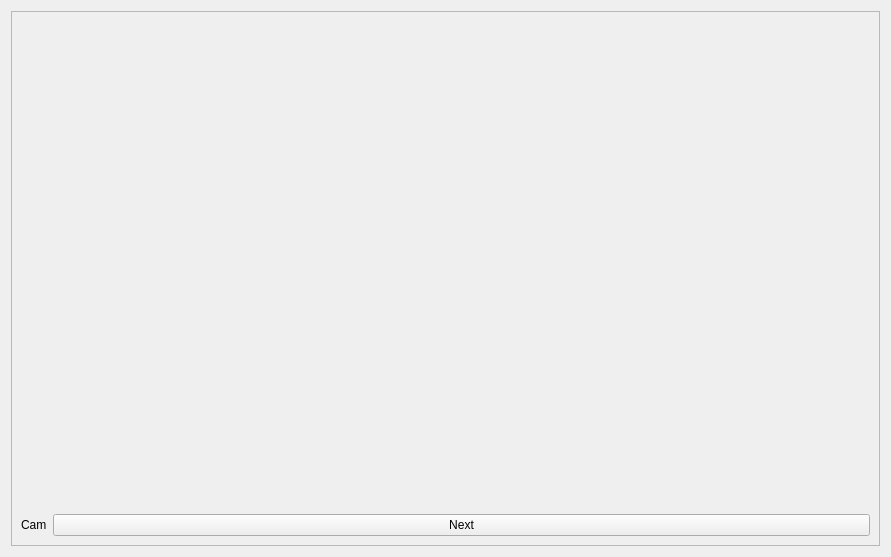
First picture: the form in generic_cv_tasks/ui/widget_stacks_manager.ui, repository stereomatchingkiss/show_cases, before the edit.
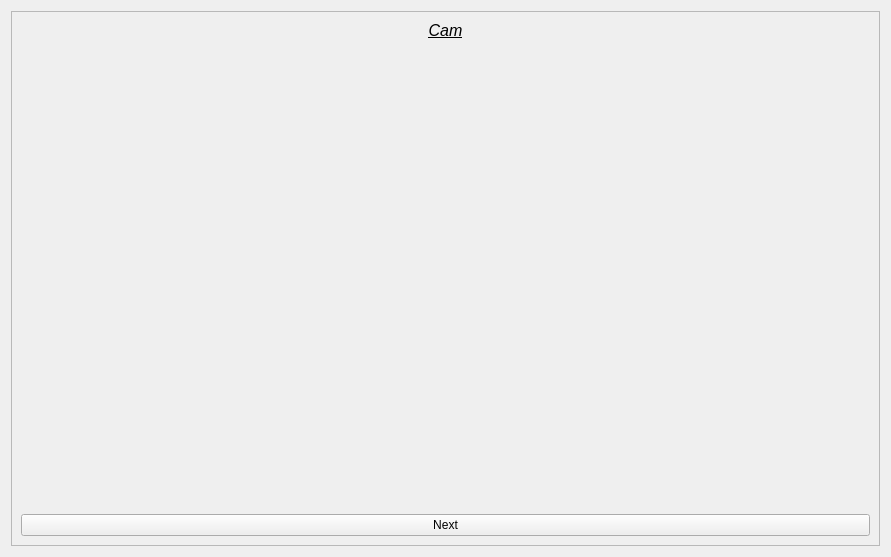
Second picture: the form after the edit.

Commit message: change stream name label position, more consistent

Patch:
```diff
--- a/generic_cv_tasks/ui/widget_stacks_manager.ui
+++ b/generic_cv_tasks/ui/widget_stacks_manager.ui
@@ -25,31 +25,45 @@
      <property name="lineWidth">
       <number>10</number>
      </property>
-     <layout class="QGridLayout" name="gridLayout">
-      <item row="0" column="0" colspan="2">
-       <widget class="QStackedWidget" name="stackedWidget">
-        <property name="sizePolicy">
-         <sizepolicy hsizetype="Preferred" vsizetype="Minimum">
-          <horstretch>0</horstretch>
-          <verstretch>0</verstretch>
-         </sizepolicy>
-        </property>
-       </widget>
-      </item>
-      <item row="1" column="0">
+     <layout class="QVBoxLayout" name="verticalLayout_2">
+      <item>
        <widget class="QLabel" name="labelInfo">
         <property name="sizePolicy">
-         <sizepolicy hsizetype="Maximum" vsizetype="Preferred">
+         <sizepolicy hsizetype="Preferred" vsizetype="Preferred">
           <horstretch>0</horstretch>
           <verstretch>0</verstretch>
          </sizepolicy>
         </property>
+        <property name="font">
+         <font>
+          <pointsize>12</pointsize>
+          <italic>true</italic>
+          <underline>true</underline>
+          <kerning>false</kerning>
+         </font>
+        </property>
         <property name="text">
          <string>Cam</string>
         </property>
+        <property name="alignment">
+         <set>Qt::AlignCenter</set>
+        </property>
+        <property name="wordWrap">
+         <bool>false</bool>
+        </property>
        </widget>
       </item>
-      <item row="1" column="1">
+      <item>
+       <widget class="QStackedWidget" name="stackedWidget">
+        <property name="sizePolicy">
+         <sizepolicy hsizetype="Preferred" vsizetype="Minimum">
+          <horstretch>0</horstretch>
+          <verstretch>0</verstretch>
+         </sizepolicy>
+        </property>
+       </widget>
+      </item>
+      <item>
        <widget class="QPushButton" name="pushButtonNext">
         <property name="text">
          <string>Next</string>
```
